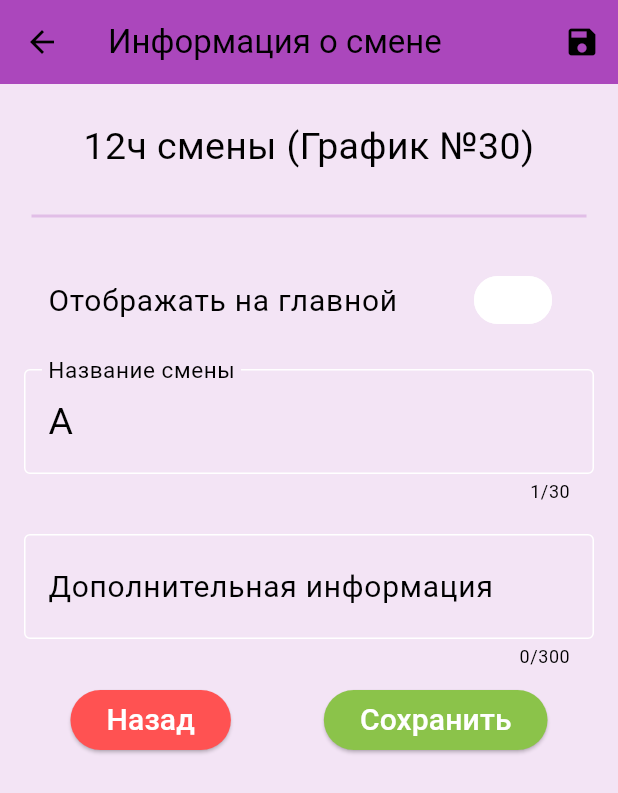
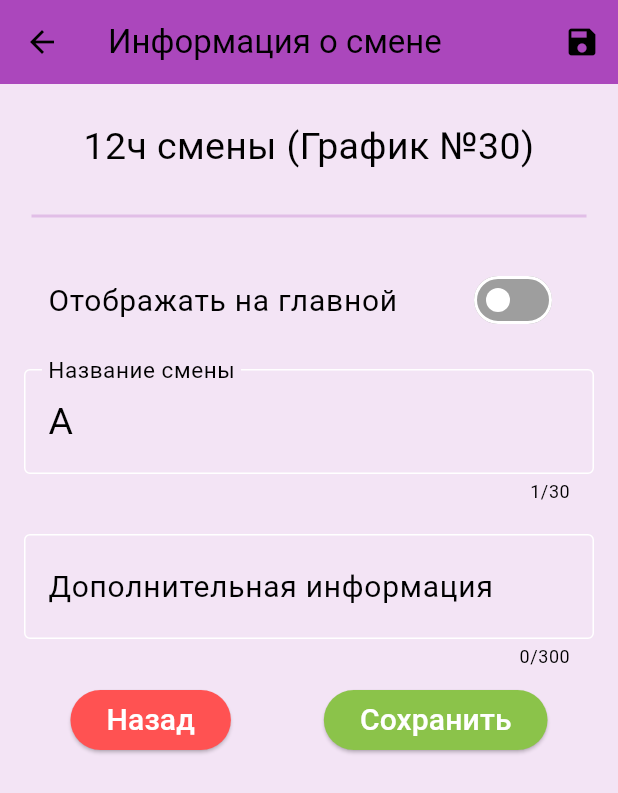
Before and after one commit to amatskevich/calendar_of_factory, a Flutter app: the ConfigurationScreen screen opened by its route, after a tap on the "info outline" icon, on a phone screen of 412 x 824 dp. Shown: the top 793 px of the screen. Run offline on Flutter 3.47's test engine with Material 3 defaults, Android fonts, the phone set to English and light mode, and no system bars; our stand-ins replace carousel_slider, flutter_holo_date_picker, package_info_plus, shared_preferences, sqflite; missing offline and left inert: mailto; accounts and stored records are empty.

Commit message:
Correct colors

```diff
--- a/lib/edit_shift_screen/edit_shift_screen.dart
+++ b/lib/edit_shift_screen/edit_shift_screen.dart
@@ -92,6 +92,7 @@ class _EditShiftScreenState extends State<EditShiftScreen> {
                         style: const TextStyle(fontSize: 20),
                       ),
                       value: _showOnMainScreen,
+                      inactiveTrackColor: Colors.grey,
                       onChanged: (value) {
                         setState(() {
                           _showOnMainScreen = value;
--- a/lib/providers/user_settings.dart
+++ b/lib/providers/user_settings.dart
@@ -9,7 +9,8 @@ class UserSettings with ChangeNotifier {
     smellChabor: ThemeData(
       primarySwatch: Colors.purple,
       primaryColor: Colors.purple.shade400,
-      colorScheme: ColorScheme.fromSwatch().copyWith(
+      colorScheme: ColorScheme.fromSwatch(primarySwatch: Colors.purple).copyWith(
+        primary: Colors.purple.shade400,
         secondary: Colors.purple.shade400,
       ),
       appBarTheme: AppBarTheme(
@@ -21,7 +22,8 @@ class UserSettings with ChangeNotifier {
     vasilky: ThemeData(
       primarySwatch: Colors.blue,
       primaryColor: Colors.blue.shade400,
-      colorScheme: ColorScheme.fromSwatch().copyWith(
+      colorScheme: ColorScheme.fromSwatch(primarySwatch: Colors.blue).copyWith(
+        primary: Colors.blue.shade400,
         secondary: Colors.blue.shade400,
       ),
       appBarTheme: AppBarTheme(
@@ -33,7 +35,8 @@ class UserSettings with ChangeNotifier {
     longLife: ThemeData(
       primarySwatch: Colors.red,
       primaryColor: Colors.red.shade400,
-      colorScheme: ColorScheme.fromSwatch().copyWith(
+      colorScheme: ColorScheme.fromSwatch(primarySwatch: Colors.red).copyWith(
+        primary: Colors.red.shade400,
         secondary: Colors.red.shade400,
       ),
       appBarTheme: AppBarTheme(
```
